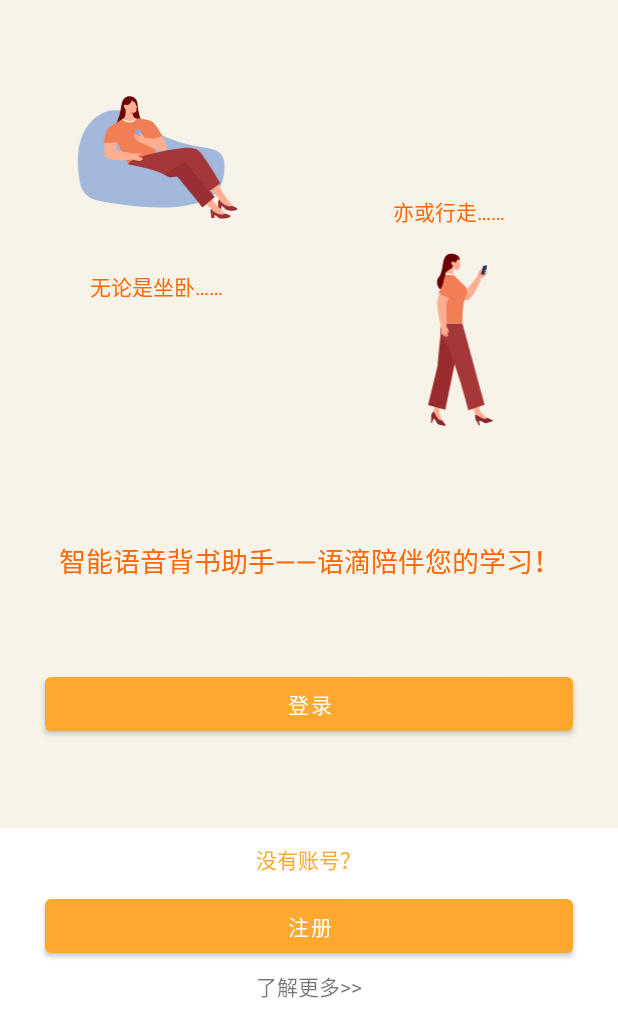
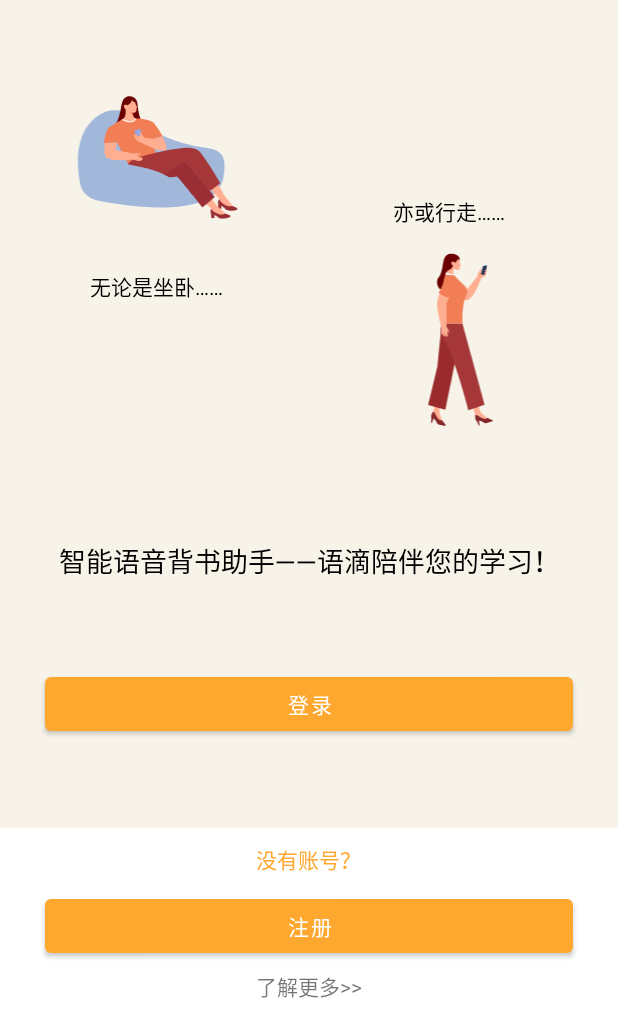
Before and after one commit to Jia-algorithm/UDrop, an Android app: the screen it shows after launch (MainActivity), on a phone screen of 412 x 824 dp, the part 204-1236 px from its top. Run offline under Robolectric (Android 15) with nearby library versions, the phone set to English and light mode, and no system bars.

Commit message:
try my best to beautify the launch page

```diff
--- a/app/src/main/res/layout/activity_main.xml
+++ b/app/src/main/res/layout/activity_main.xml
@@ -35,7 +35,7 @@
         android:layout_width="wrap_content"
         android:layout_height="wrap_content"
         android:text="无论是坐卧……"
-        android:textColor="@color/orange_2"
+        android:textColor="@color/black"
         app:layout_constraintTop_toBottomOf="@id/bg_lying"
         app:layout_constraintStart_toStartOf="@id/bg_lying"
         android:layout_marginStart="30dp"/>
@@ -44,7 +44,7 @@
         android:layout_width="wrap_content"
         android:layout_height="wrap_content"
         android:text="亦或行走……"
-        android:textColor="@color/orange_2"
+        android:textColor="@color/black"
         app:layout_constraintTop_toBottomOf="@id/logo"
         app:layout_constraintStart_toStartOf="@id/bg_walking"
         android:layout_marginStart="30dp"
@@ -63,7 +63,7 @@
         android:layout_width="wrap_content"
         android:layout_height="wrap_content"
         android:textSize="18sp"
-        android:textColor="@color/orange_2"
+        android:textColor="@color/black"
         android:text="智能语音背书助手——语滴陪伴您的学习！"
         app:layout_constraintTop_toBottomOf="@id/bg_walking"
         app:layout_constraintLeft_toLeftOf="parent"
```
